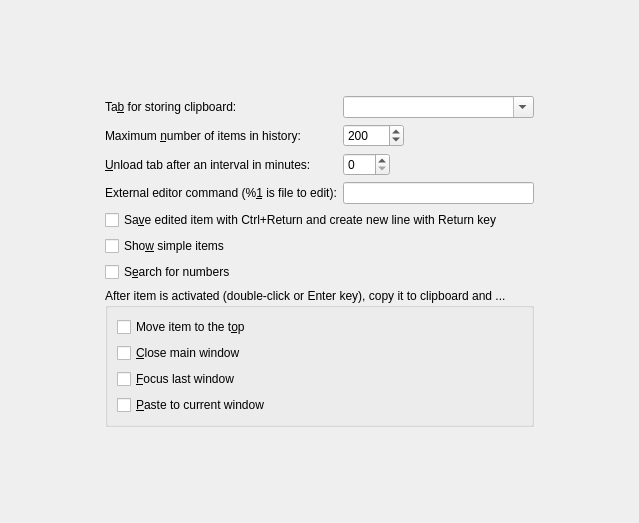
Above: src/ui/configtabhistory.ui from hluk/CopyQ before the change. Below: the same form after it.
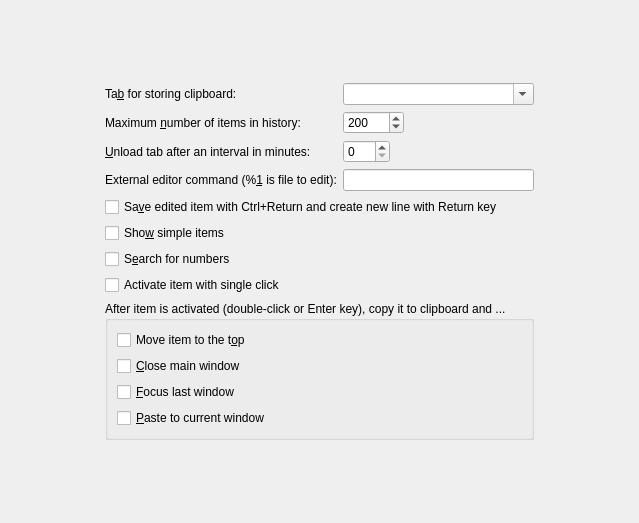
That is the form after the change.

Commit message: Add option to activate items on single click

What changed in the file:
```diff
--- a/src/ui/configtabhistory.ui
+++ b/src/ui/configtabhistory.ui
@@ -221,6 +221,19 @@
         </property>
        </widget>
       </item>
+      <item>
+       <widget class="QCheckBox" name="checkBoxSingleClickActivate">
+        <property name="toolTip">
+         <string/>
+        </property>
+        <property name="text">
+         <string>Activate item with single click</string>
+        </property>
+        <property name="tristate">
+         <bool>true</bool>
+        </property>
+       </widget>
+      </item>
       <item>
        <widget class="QGroupBox" name="groupBox_3">
         <property name="title">
```
Left out of the diff: 1 changed line with no effect on the pictures. The commit also changes 4 other files.
